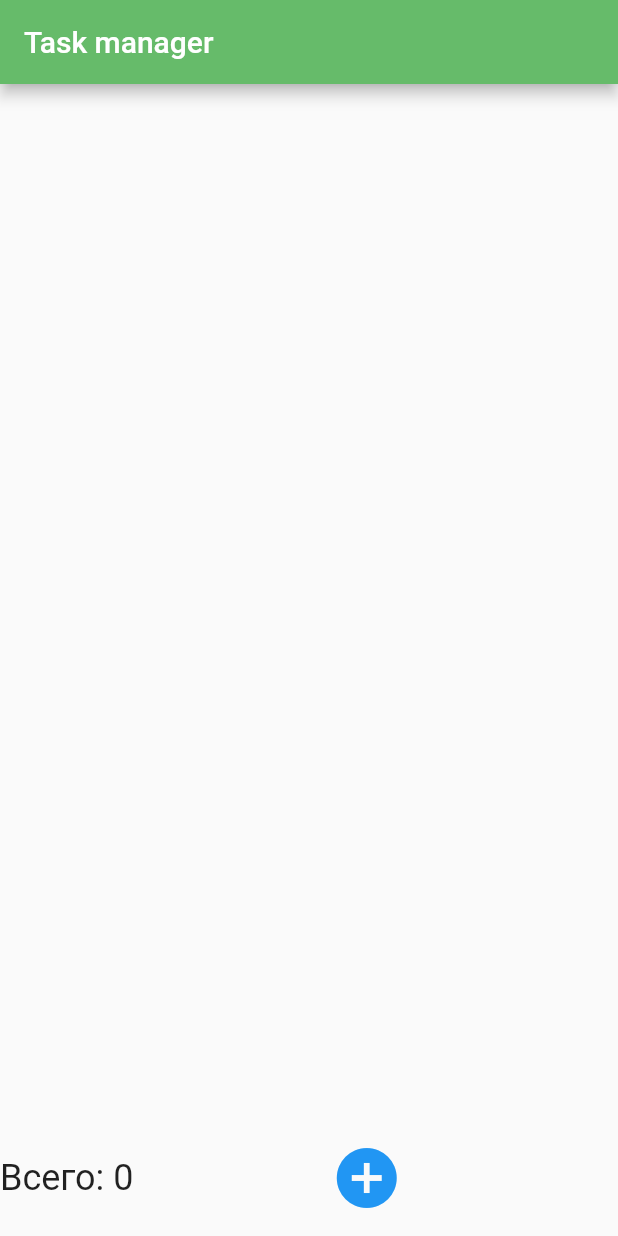
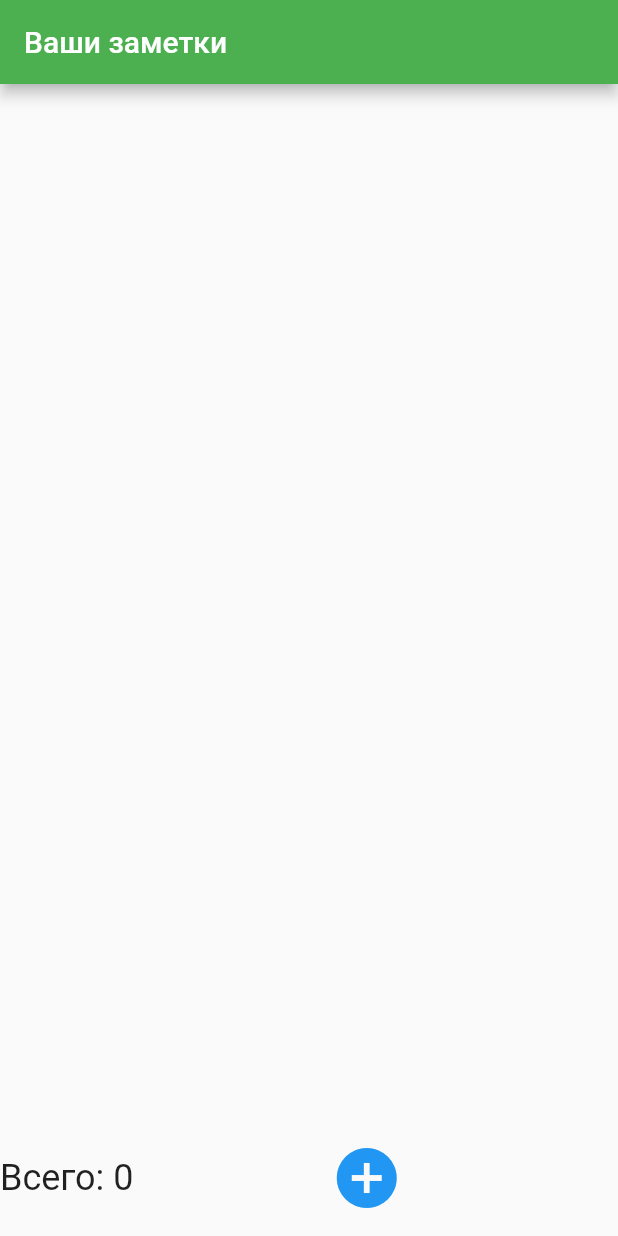
Before and after one commit to codeshowcase-pv/flutter-task-manager, a Flutter app: the screen it shows after launch, on a phone screen of 412 x 824 dp. Run offline on Flutter 3.47's test engine with Material 2 defaults, Android fonts, the phone set to English and light mode, and no system bars; our stand-ins replace bloc, flutter_bloc; missing offline and left inert: dart:ffi.

Commit message:
add task edit page

```diff
--- a/lib/screens/home_screen.dart
+++ b/lib/screens/home_screen.dart
@@ -1,8 +1,5 @@
-import 'dart:developer';
-
 import 'package:flutter/cupertino.dart';
 import 'package:flutter/material.dart';
-import 'package:fluttertaskmanager/bloc/counter_block.dart';
 import 'package:fluttertaskmanager/bloc/tasks_bloc.dart';
 import 'package:fluttertaskmanager/components/button_add.dart';
 import 'package:fluttertaskmanager/components/button_remove_selected.dart';
@@ -10,16 +7,15 @@ import 'package:fluttertaskmanager/components/task.dart';
 import 'package:fluttertaskmanager/models/task.dart';
 import 'package:flutter_bloc/flutter_bloc.dart';
 
-final List<Task> _tasks = [];
-
 class HomeScreen extends StatelessWidget {
   @override
   Widget build(BuildContext context) {
-    return BlocProvider(
-      create: (context) => TasksBloc(_tasks),
-      child: BlocProvider(
-        create: (context) => CounterBloc(0),
-        child: Container(
+    return Scaffold(
+      appBar: new AppBar(
+        title: Text("Ваши заметки"),
+        backgroundColor: Colors.green[500],
+      ),
+      body: Container(
         child: Column(
           mainAxisAlignment: MainAxisAlignment.spaceBetween,
           children: [
@@ -66,7 +62,6 @@ class HomeScreen extends StatelessWidget {
           ],
         ),
       ),
-      ),
     );
   }
 }
--- a/lib/task_manager_app.dart
+++ b/lib/task_manager_app.dart
@@ -1,17 +1,21 @@
 import 'package:flutter/material.dart';
+import 'package:flutter_bloc/flutter_bloc.dart';
+import 'package:fluttertaskmanager/bloc/tasks_bloc.dart';
 import 'package:fluttertaskmanager/screens/home_screen.dart';
 
+import 'models/task.dart';
+
 class TaskManagerApp extends StatelessWidget{
+
+  final List<Task> _tasks = [];
+
   @override
   Widget build(BuildContext context) {
-    return MaterialApp(
-      title: "Task manager",
-      home: Scaffold(
-        appBar: AppBar(
-          backgroundColor: Colors.green[400],
-          title: Text("Task manager",),
-        ),
-        body: HomeScreen(),
+    return BlocProvider(
+      create: (context )=> TasksBloc(_tasks),
+      child: MaterialApp(
+        title: "Task manager",
+        home: HomeScreen(),
       ),
     );
   }
```
Also changed, not shown: lib/components/task.dart (+8 -0 lines), lib/screens/task_edit_screen.dart (added, +63 -0 lines). Lines whose indentation alone changed are shown as unchanged.
